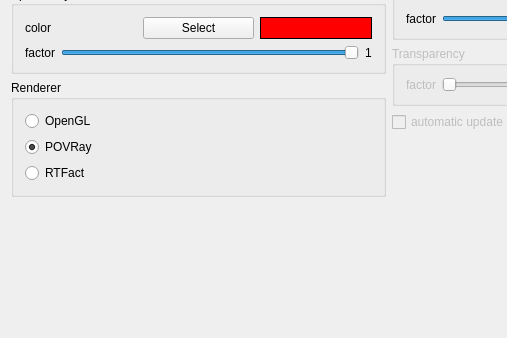
First picture: the form in source/VIEW/DIALOGS/materialSettings.ui, repository BALL-Project/ball, before the edit; both pictures show x 0 to 507 and y 125 to 463 of the 778 by 463 pixel window.
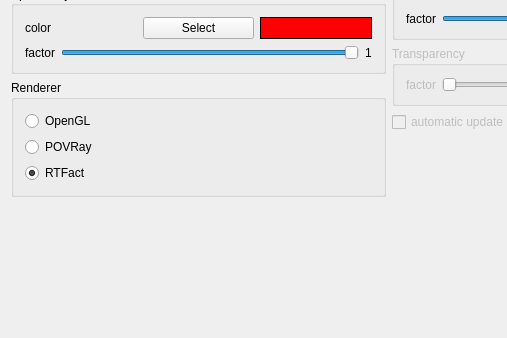
Second picture: the form after the edit.

```diff
--- a/source/VIEW/DIALOGS/materialSettings.ui
+++ b/source/VIEW/DIALOGS/materialSettings.ui
@@ -1232,7 +1232,7 @@
            <string>POVRay</string>
           </property>
           <property name="checked">
-           <bool>true</bool>
+           <bool>false</bool>
           </property>
          </widget>
         </item>
@@ -1241,6 +1241,9 @@
           <property name="text">
            <string>RTFact</string>
           </property>
+          <property name="checked">
+           <bool>true</bool>
+          </property>
          </widget>
         </item>
        </layout>
```
